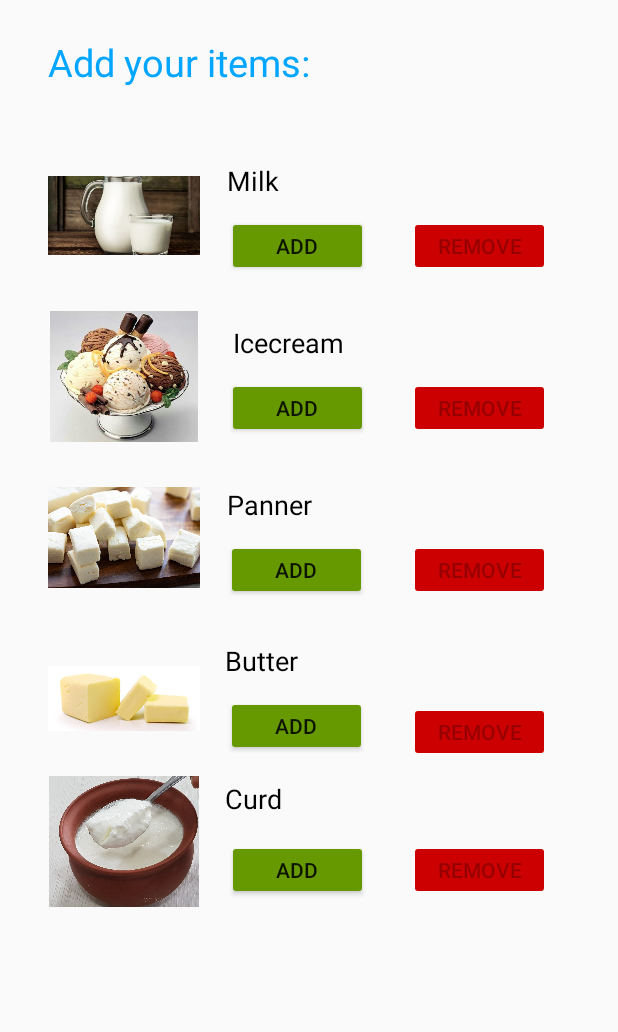
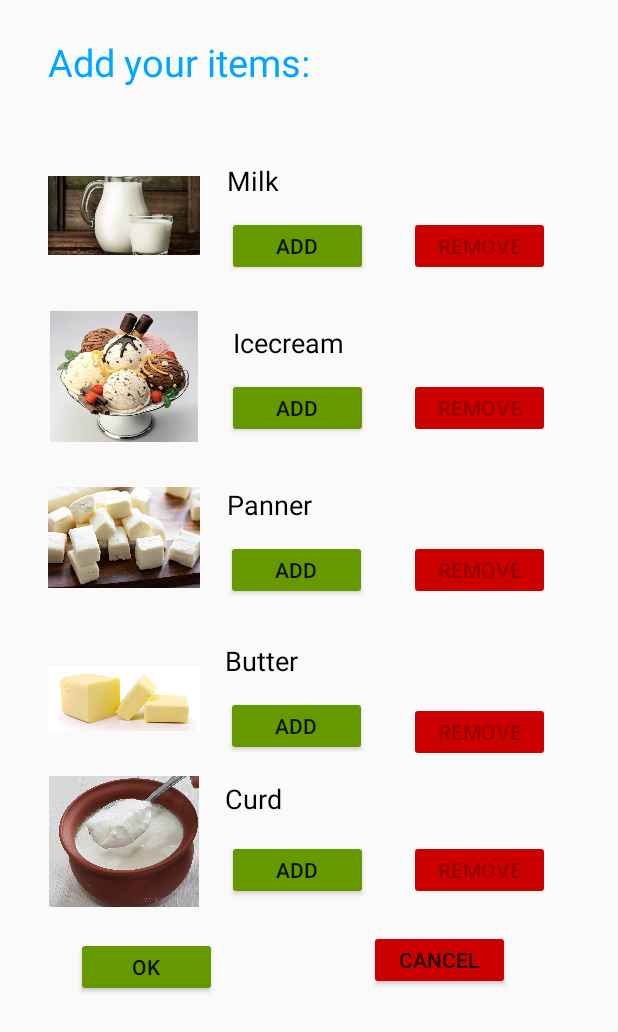
Before and after one commit to seshasain/VLot, an Android app: the DairyProducts screen opened directly, with no data from a screen before it, on a phone screen of 412 x 824 dp. Shown: the top 1032 px of the screen. Run offline under Robolectric (Android 15) with nearby library versions, the phone set to English and light mode, and no system bars.

Commit message:
added ok and cancel buttons in vegetables , fruits and dairy products activity.

```diff
--- a/app/src/main/res/layout/activity_dairy_products.xml
+++ b/app/src/main/res/layout/activity_dairy_products.xml
@@ -262,5 +262,30 @@
         app:layout_constraintHorizontal_bias="0.858"
         app:layout_constraintStart_toStartOf="parent"
         app:layout_constraintTop_toBottomOf="@+id/butterremove" />
+    <Button
+        android:layout_width="94dp"
+        android:layout_height="40dp"
+        app:layout_constraintEnd_toEndOf="parent"
+        android:layout_marginTop="20dp"
+        app:layout_constraintHorizontal_bias="0.115"
+        app:layout_constraintStart_toStartOf="parent"
+        app:layout_constraintTop_toBottomOf="@+id/curdimage"
+        android:id="@+id/ok_button"
+        android:backgroundTint="@android:color/holo_green_dark"
+        android:layout_marginLeft="16dp"
+        android:text="OK"/>
+    <Button
+        android:id="@+id/cancel"
+        android:layout_width="94dp"
+        android:layout_height="40dp"
+        android:layout_marginTop="20dp"
+        android:layout_marginEnd="72dp"
+        app:layout_constraintLeft_toLeftOf="@+id/ok_button"
+        android:layout_marginRight="72dp"
+        android:backgroundTint="@android:color/holo_red_dark"
+        android:text="cancel"
+        app:layout_constraintEnd_toEndOf="parent"
+        app:layout_constraintTop_toBottomOf="@id/curdremove"/>
+
 
 </androidx.constraintlayout.widget.ConstraintLayout>
```
Also changed, not shown: app/src/main/res/layout/activity_fruits.xml (+24 -0 lines), app/src/main/res/layout/activity_vegetables.xml (+24 -0 lines).
